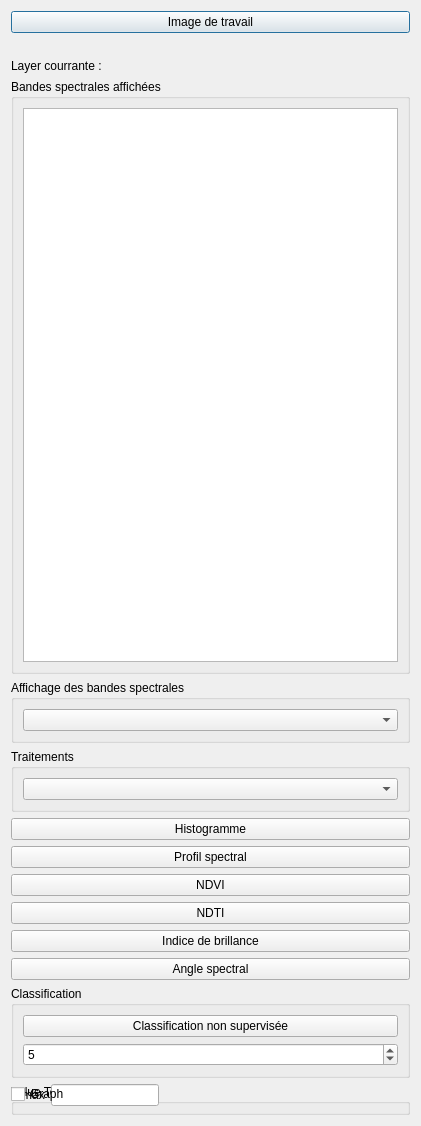
Qt form ui_qgiseducation.ui (CS-SI/TerreImage) before a commit.
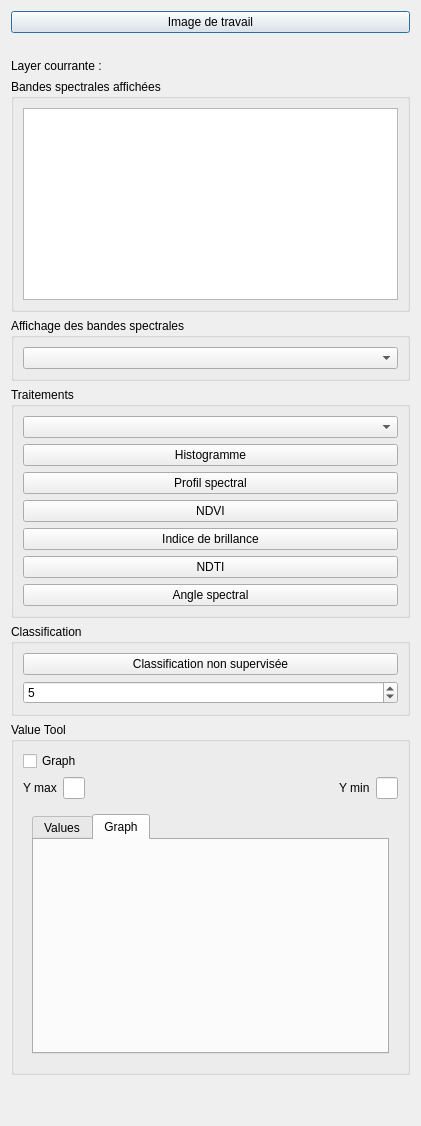
The same form after that commit.

Commit message: meilleure gestion du text area

```diff
--- a/ui_qgiseducation.ui
+++ b/ui_qgiseducation.ui
@@ -37,12 +37,31 @@
    </item>
    <item>
     <widget class="QGroupBox" name="groupBox_2">
+     <property name="sizePolicy">
+      <sizepolicy hsizetype="Minimum" vsizetype="Minimum">
+       <horstretch>0</horstretch>
+       <verstretch>0</verstretch>
+      </sizepolicy>
+     </property>
      <property name="title">
       <string>Bandes spectrales affichées</string>
      </property>
      <layout class="QVBoxLayout" name="verticalLayout_2">
       <item>
-       <widget class="QTextEdit" name="textEdit"/>
+       <widget class="QTextEdit" name="textEdit">
+        <property name="sizePolicy">
+         <sizepolicy hsizetype="Minimum" vsizetype="Minimum">
+          <horstretch>0</horstretch>
+          <verstretch>0</verstretch>
+         </sizepolicy>
+        </property>
+        <property name="maximumSize">
+         <size>
+          <width>16777215</width>
+          <height>16777215</height>
+         </size>
+        </property>
+       </widget>
       </item>
      </layout>
     </widget>
@@ -52,8 +71,8 @@
      <property name="title">
       <string>Affichage des bandes spectrales</string>
      </property>
-     <layout class="QGridLayout" name="gridLayout">
-      <item row="0" column="0">
+     <layout class="QVBoxLayout" name="verticalLayout_6">
+      <item>
        <widget class="QComboBox" name="comboBox_sprectral_band_display"/>
       </item>
      </layout>
@@ -65,54 +84,54 @@
       <string>Traitements</string>
      </property>
      <layout class="QGridLayout" name="gridLayout_2">
+      <item row="5" column="0">
+       <widget class="QPushButton" name="pushButton_ndti">
+        <property name="text">
+         <string>NDTI</string>
+        </property>
+       </widget>
+      </item>
+      <item row="2" column="0">
+       <widget class="QPushButton" name="pushButton_profil_spectral">
+        <property name="text">
+         <string>Profil spectral</string>
+        </property>
+       </widget>
+      </item>
       <item row="0" column="0">
        <widget class="QComboBox" name="comboBox_processing"/>
       </item>
-     </layout>
-    </widget>
-   </item>
-   <item>
+      <item row="1" column="0">
     <widget class="QPushButton" name="pushButton_histogramme">
      <property name="text">
       <string>Histogramme</string>
      </property>
     </widget>
    </item>
-   <item>
-    <widget class="QPushButton" name="pushButton_profil_spectral">
-     <property name="text">
-      <string>Profil spectral</string>
-     </property>
-    </widget>
-   </item>
-   <item>
+      <item row="3" column="0">
     <widget class="QPushButton" name="pushButton_ndvi">
      <property name="text">
       <string>NDVI</string>
      </property>
     </widget>
    </item>
-   <item>
-    <widget class="QPushButton" name="pushButton_ndti">
-     <property name="text">
-      <string>NDTI</string>
-     </property>
-    </widget>
-   </item>
-   <item>
+      <item row="4" column="0">
     <widget class="QPushButton" name="pushButton_brightness">
      <property name="text">
       <string>Indice de brillance</string>
      </property>
     </widget>
    </item>
-   <item>
+      <item row="6" column="0">
     <widget class="QPushButton" name="pushButton_angle">
      <property name="text">
       <string>Angle spectral</string>
      </property>
     </widget>
    </item>
+     </layout>
+    </widget>
+   </item>
    <item>
     <widget class="QGroupBox" name="groupBox_5">
      <property name="title">
@@ -141,15 +160,70 @@
      <property name="title">
       <string>Value Tool</string>
      </property>
+     <layout class="QVBoxLayout" name="verticalLayout_7">
+      <item>
+       <layout class="QHBoxLayout" name="horizontalLayout_3">
+        <item>
+         <widget class="QCheckBox" name="cbxGraph">
+          <property name="text">
+           <string>Graph</string>
+          </property>
+         </widget>
+        </item>
+        <item>
+         <spacer name="horizontalSpacer">
+          <property name="orientation">
+           <enum>Qt::Horizontal</enum>
+          </property>
+          <property name="sizeHint" stdset="0">
+           <size>
+            <width>40</width>
+            <height>20</height>
+           </size>
+          </property>
+         </spacer>
+        </item>
+       </layout>
+      </item>
+      <item>
+       <layout class="QHBoxLayout" name="horizontalLayout_4">
+        <item>
+         <widget class="QLabel" name="label_3">
+          <property name="text">
+           <string>Y max</string>
+          </property>
+         </widget>
+        </item>
+        <item>
+         <widget class="QLineEdit" name="leYMax"/>
+        </item>
+        <item>
+         <spacer name="horizontalSpacer_3">
+          <property name="orientation">
+           <enum>Qt::Horizontal</enum>
+          </property>
+          <property name="sizeHint" stdset="0">
+           <size>
+            <width>782</width>
+            <height>20</height>
+           </size>
+          </property>
+         </spacer>
+        </item>
+        <item>
+         <widget class="QLabel" name="label_2">
+          <property name="text">
+           <string>Y min</string>
+          </property>
+         </widget>
+        </item>
+        <item>
+         <widget class="QLineEdit" name="leYMin"/>
+        </item>
+       </layout>
+      </item>
+      <item>
      <widget class="QStackedWidget" name="stackedWidget">
-      <property name="geometry">
-       <rect>
-        <x>17</x>
-        <y>90</y>
-        <width>296</width>
-        <height>262</height>
-       </rect>
-      </property>
       <widget class="QWidget" name="page">
        <layout class="QVBoxLayout" name="verticalLayout">
         <item>
@@ -198,68 +272,22 @@
        </layout>
       </widget>
      </widget>
-     <widget class="QWidget" name="">
-      <layout class="QHBoxLayout" name="horizontalLayout_4">
-       <item>
-        <widget class="QLabel" name="label_3">
-         <property name="text">
-          <string>Y max</string>
-         </property>
-        </widget>
-       </item>
-       <item>
-        <widget class="QLineEdit" name="leYMax"/>
-       </item>
-       <item>
-        <spacer name="horizontalSpacer_3">
-         <property name="orientation">
-          <enum>Qt::Horizontal</enum>
-         </property>
-         <property name="sizeHint" stdset="0">
-          <size>
-           <width>782</width>
-           <height>20</height>
-          </size>
-         </property>
-        </spacer>
-       </item>
-       <item>
-        <widget class="QLabel" name="label_2">
-         <property name="text">
-          <string>Y min</string>
-         </property>
-        </widget>
-       </item>
-       <item>
-        <widget class="QLineEdit" name="leYMin"/>
-       </item>
-      </layout>
-     </widget>
-     <widget class="QWidget" name="">
-      <layout class="QHBoxLayout" name="horizontalLayout_3">
-       <item>
-        <widget class="QCheckBox" name="cbxGraph">
-         <property name="text">
-          <string>Graph</string>
-         </property>
-        </widget>
+      </item>
+     </layout>
+    </widget>
        </item>
        <item>
-        <spacer name="horizontalSpacer">
+    <spacer name="verticalSpacer">
          <property name="orientation">
-          <enum>Qt::Horizontal</enum>
+      <enum>Qt::Vertical</enum>
          </property>
          <property name="sizeHint" stdset="0">
           <size>
-           <width>40</width>
-           <height>20</height>
+       <width>20</width>
+       <height>40</height>
           </size>
          </property>
         </spacer>
-       </item>
-      </layout>
-     </widget>
-    </widget>
    </item>
   </layout>
  </widget>
```
Lines whose indentation alone changed are shown as unchanged.
